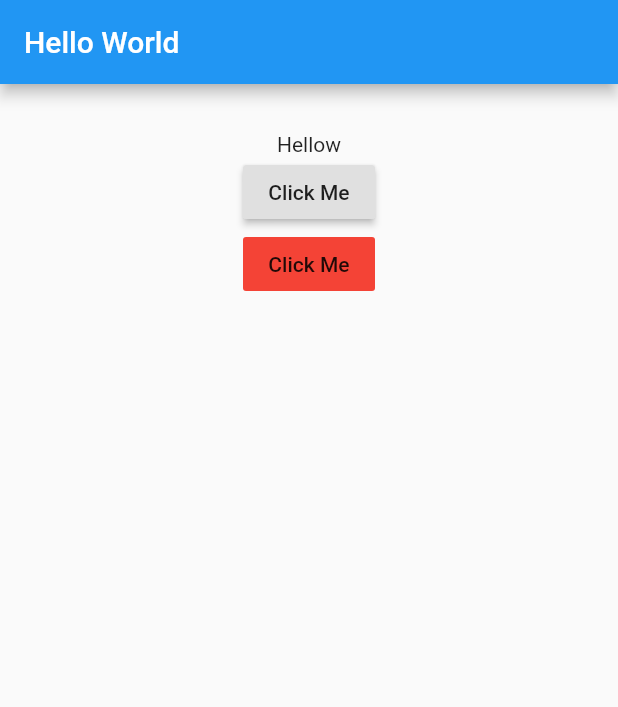
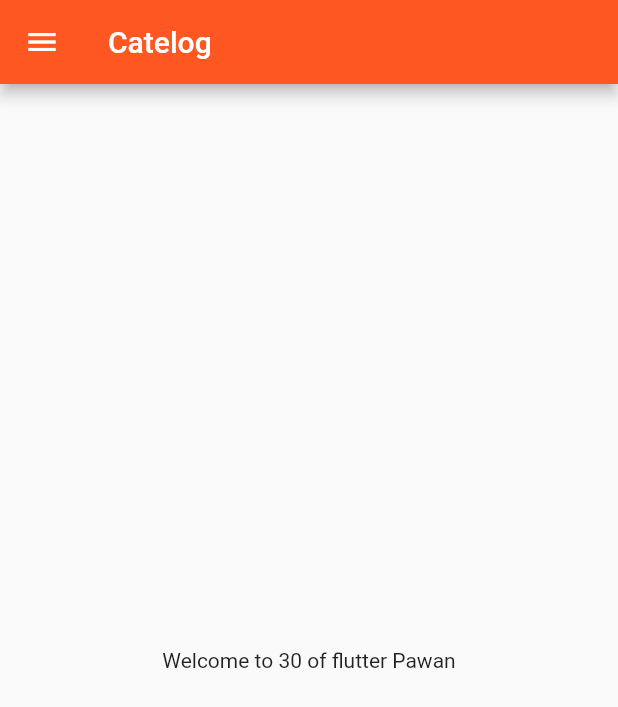
Before and after one commit to pawan230890/30DaysFlutter, a Flutter app: the screen it shows after launch, on a phone screen of 412 x 824 dp. Shown: the top 707 px of the screen. Run offline on Flutter 3.47's test engine with Material 2 defaults, Android fonts, the phone set to English and light mode, and no system bars.

Commit message:
Day 3 completed

```diff
--- a/lib/Widgets/HomePage.dart
+++ /dev/null
@@ -1,52 +0,0 @@
-import 'package:flutter/material.dart'
-
-class MyApp extends StatefulWidget
-{
-  @override
-  _State createState() => new _State();
-}
-
-
-class _State extends State<MyApp>
-{
-
-  String _value = 'Hellow';
-
-  void _onPressed(String value){
-    setState(() {
-      _value = value;
-    });
-  }
-
-  @override
-  Widget build(BuildContext context) {
-    // TODO: implement build
-    return new Scaffold(
-      appBar: new AppBar(
-
-        title: new Text('Hello World'),
-
-      ),
-
-
-
-      body: new Container(
-
-        padding: new EdgeInsets.all(32.0),
-        child: new Center(
-          child:  new Column(
-
-            children: <Widget>[
-              new Text(_value),
-              //new RaisedButton(onPressed: _onPressed,child: new Text('Click Me')),
-              new RaisedButton(onPressed: () => _onPressed('Hello Babita'),child: new Text('Click Me')),
-            ],
-          ),
-
-        ),
-      ),
-    );
-  }
-}
-
-;
--- a/lib/main.dart
+++ b/lib/main.dart
@@ -1,61 +1,26 @@
 import 'package:flutter/material.dart';
+import 'package:flutter_app/Pages/home_page.dart';
+import 'package:flutter_app/Pages/login_page.dart';
 
-void main()
-{
-  runApp(new MaterialApp(
-
-    home: new MyApp(),
-
-  ));
+void main() {
+  runApp(MyApp());
 }
 
-class MyApp extends StatefulWidget
-{
-  @override
-  _State createState() => new _State();
-}
-
-
-class _State extends State<MyApp>
-{
-
-  String _value = 'Hellow';
-
-  void _onPressed(String value){
-    setState(() {
-      _value = value;
-    });
-  }
-
+class MyApp extends StatelessWidget {
   @override
   Widget build(BuildContext context) {
-    // TODO: implement build
-    return new Scaffold(
-      appBar: new AppBar(
-
-        title: new Text('Hello World'),
-
+    return MaterialApp(
+      themeMode: ThemeMode.light,
+      theme: ThemeData(primarySwatch: Colors.deepOrange),
+      darkTheme: ThemeData(
+        brightness: Brightness.dark,
       ),
-
-
-
-      body: new Container(
-
-        padding: new EdgeInsets.all(32.0),
-        child: new Center(
-          child:  new Column(
-
-            children: <Widget>[
-              new Text(_value),
-              //new RaisedButton(onPressed: _onPressed,child: new Text('Click Me')),
-              new RaisedButton(onPressed: () => _onPressed('Hello Mannu'),child: new Text('Click Me')),
-              new FlatButton(onPressed: () => _onPressed('Hello Pawan'),child: new Text('Click Me'), color: Colors.red),
-
-            ],
-          ),
-
-        ),
-      ),
+      initialRoute: "/home",
+      routes: {
+        "/": (context) => LoginPage(),
+        "/home": (context) => HomePage(),
+        "/login": (context) => LoginPage()
+      },
     );
   }
 }
--- /dev/null
+++ b/lib/pages/home_page.dart
@@ -0,0 +1,22 @@
+import 'package:flutter/material.dart';
+
+
+class HomePage extends StatelessWidget {
+  final int days = 30;
+  final String name = "Pawan";
+
+  @override
+  Widget build(BuildContext context) {
+    return Scaffold(
+      appBar: AppBar(
+        title: Text("Catelog"),
+      ),
+      body: Center(
+        child: Container(
+          child: Text("Welcome to $days of flutter $name"),
+        ),
+      ),
+      drawer: Drawer(),
+    );
+  }
+}
```
Also changed, not shown: lib/pages/login_page.dart (added, +19 -0 lines).
